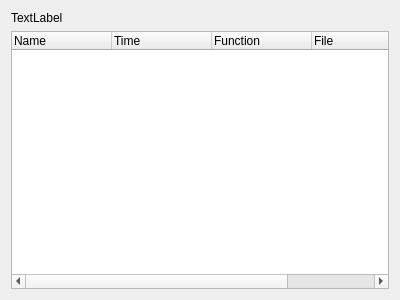
Qt form tools/profiler/connection-widget.ui (Robert42/gl-research-toolkit) before a commit.
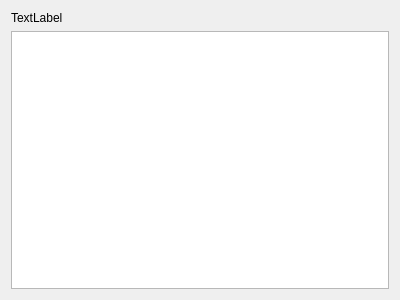
The same form after that commit.

Commit message: started implementing own tree model for the profiler

What changed in the file:
```diff
--- a/tools/profiler/connection-widget.ui
+++ b/tools/profiler/connection-widget.ui
@@ -22,36 +22,7 @@
     </widget>
    </item>
    <item>
-    <widget class="QTreeWidget" name="treeWidget">
-     <property name="columnCount">
-      <number>5</number>
-     </property>
-     <column>
-      <property name="text">
-       <string notr="true">Name</string>
-      </property>
-     </column>
-     <column>
-      <property name="text">
-       <string notr="true">Time</string>
-      </property>
-     </column>
-     <column>
-      <property name="text">
-       <string notr="true">Function</string>
-      </property>
-     </column>
-     <column>
-      <property name="text">
-       <string notr="true">File</string>
-      </property>
-     </column>
-     <column>
-      <property name="text">
-       <string>Line</string>
-      </property>
-     </column>
-    </widget>
+    <widget class="QTreeView" name="treeView"/>
    </item>
   </layout>
  </widget>
```
The commit also changes 2 other files.
